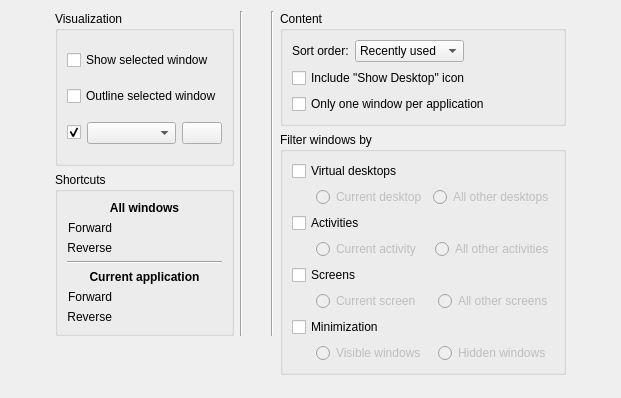
First picture: the form in kcmkwin/kwintabbox/main.ui, repository KDE/kwin, before the edit.
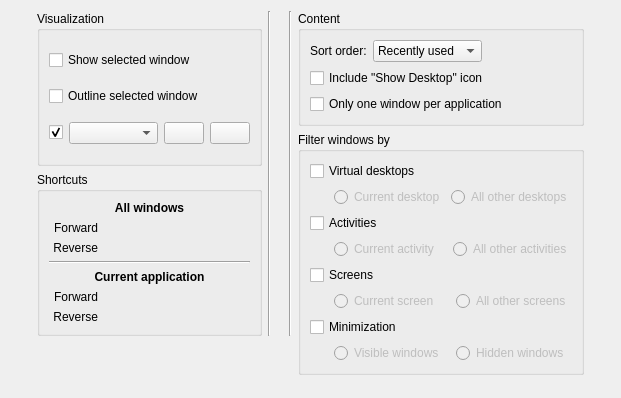
Second picture: the form after the edit. Custom widgets are drawn as their Qt base class.

Commit message:
GHNS support for Window Switcher Layouts
Next to the preview/configure button a GHNS button is included
as a simple button with icon only to not break the layout.

Currently the button is not shown as the category on kde-look
has not yet been created yet.

Patch:
```diff
--- a/kcmkwin/kwintabbox/main.ui
+++ b/kcmkwin/kwintabbox/main.ui
@@ -562,6 +562,13 @@
         </property>
        </spacer>
       </item>
+      <item row="2" column="3">
+       <widget class="KPushButton" name="ghns">
+        <property name="toolTip">
+         <string>Get New Window Switcher Layout</string>
+        </property>
+       </widget>
+      </item>
      </layout>
     </widget>
    </item>
```
The commit also changes 5 other files.
